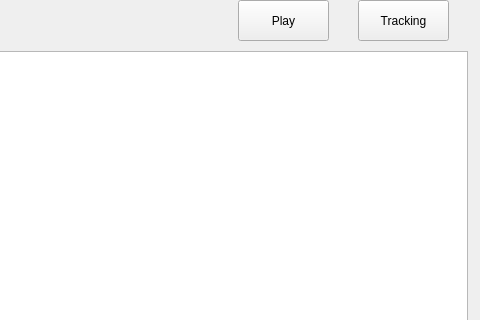
Above: Test 1/mainwindow.ui from tonton96/Object-tracking before the change; both pictures show x 512 to 992 and y 0 to 320 of the 992 by 685 pixel window. Below: the same form after it.
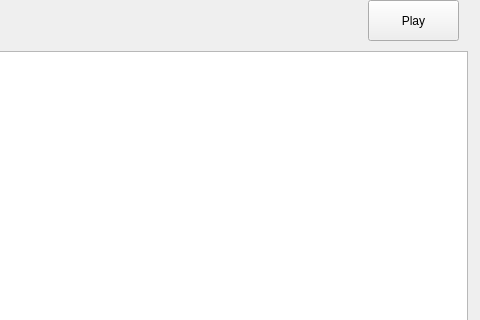
That is the form after the change.

```diff
--- a/Test 1/mainwindow.ui
+++ b/Test 1/mainwindow.ui
@@ -46,7 +46,7 @@
     </property>
     <property name="geometry">
      <rect>
-      <x>750</x>
+      <x>880</x>
       <y>0</y>
       <width>91</width>
       <height>41</height>
@@ -69,22 +69,6 @@
      <string/>
     </property>
    </widget>
-   <widget class="QPushButton" name="btnSelect">
-    <property name="enabled">
-     <bool>true</bool>
-    </property>
-    <property name="geometry">
-     <rect>
-      <x>870</x>
-      <y>0</y>
-      <width>91</width>
-      <height>41</height>
-     </rect>
-    </property>
-    <property name="text">
-     <string>Tracking</string>
-    </property>
-   </widget>
    <widget class="QGraphicsView" name="graphicsView">
     <property name="geometry">
      <rect>
```
